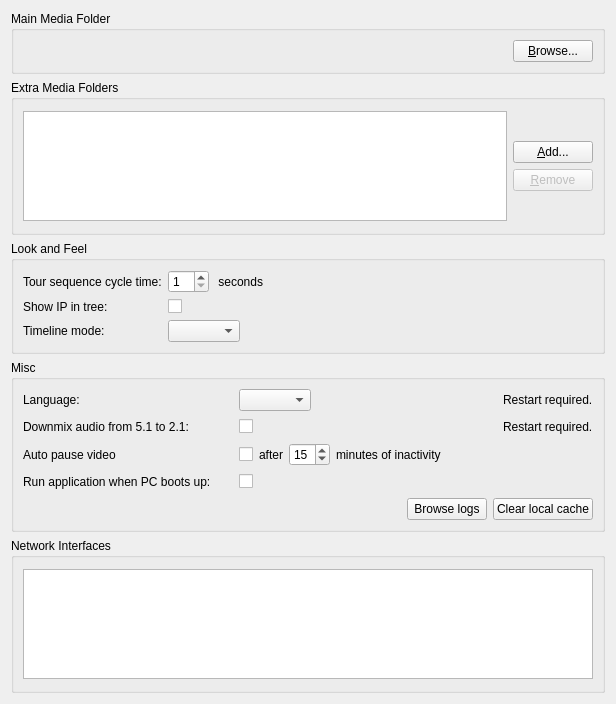
First picture: the form in client/src/ui/widgets/settings/general_preferences_widget.ui, repository networkoptix/nx_open, before the edit.
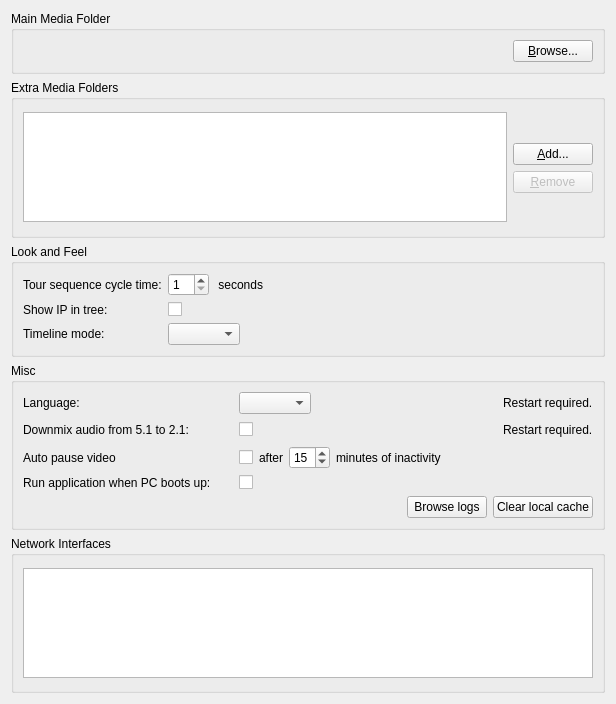
Second picture: the form after the edit.

Commit message:
refs #2663: Use form layout in "Misc" section of system settings
<==== Mercurial data ====>
Branch: master

```diff
--- a/client/src/ui/widgets/settings/general_preferences_widget.ui
+++ b/client/src/ui/widgets/settings/general_preferences_widget.ui
@@ -128,9 +128,16 @@
       <property name="fieldGrowthPolicy">
        <enum>QFormLayout::AllNonFixedFieldsGrow</enum>
       </property>
-      <property name="verticalSpacing">
-       <number>6</number>
-      </property>
+      <item row="0" column="0">
+       <widget class="QLabel" name="tourCycleTimeLabel">
+        <property name="text">
+         <string>Tour sequence cycle time:</string>
+        </property>
+        <property name="buddy">
+         <cstring>tourCycleTimeSpinBox</cstring>
+        </property>
+       </widget>
+      </item>
       <item row="0" column="1">
        <layout class="QHBoxLayout" name="horizontalLayout_4" stretch="0,1">
         <item>
@@ -149,16 +156,6 @@
         </item>
        </layout>
       </item>
-      <item row="0" column="0">
-       <widget class="QLabel" name="tourCycleTimeLabel">
-        <property name="text">
-         <string>Tour sequence cycle time:</string>
-        </property>
-        <property name="buddy">
-         <cstring>tourCycleTimeSpinBox</cstring>
-        </property>
-       </widget>
-      </item>
       <item row="1" column="0">
        <widget class="QLabel" name="showIpInTreeLabel">
         <property name="text">
@@ -211,10 +208,11 @@
      <property name="title">
       <string>Misc</string>
      </property>
-     <layout class="QVBoxLayout" name="verticalLayout_4">
-      <item>
-       <layout class="QHBoxLayout" name="horizontalLayout_7">
-        <item>
+     <layout class="QFormLayout" name="formLayout_2">
+      <property name="fieldGrowthPolicy">
+       <enum>QFormLayout::AllNonFixedFieldsGrow</enum>
+      </property>
+      <item row="0" column="0">
          <widget class="QLabel" name="languageLabel">
           <property name="sizePolicy">
            <sizepolicy hsizetype="Preferred" vsizetype="Preferred">
@@ -236,6 +234,8 @@
           </property>
          </widget>
         </item>
+      <item row="0" column="1">
+       <layout class="QHBoxLayout" name="horizontalLayout_7">
         <item>
          <widget class="QComboBox" name="languageComboBox"/>
         </item>
@@ -261,9 +261,7 @@
         </item>
        </layout>
       </item>
-      <item>
-       <layout class="QHBoxLayout" name="horizontalLayout_8">
-        <item>
+      <item row="1" column="0">
          <widget class="QLabel" name="label_4">
           <property name="sizePolicy">
            <sizepolicy hsizetype="Fixed" vsizetype="Preferred">
@@ -282,6 +280,8 @@
           </property>
          </widget>
         </item>
+      <item row="1" column="1">
+       <layout class="QHBoxLayout" name="horizontalLayout_8">
         <item>
          <widget class="QCheckBox" name="downmixAudioCheckBox">
           <property name="text">
@@ -311,9 +311,7 @@
         </item>
        </layout>
       </item>
-      <item>
-       <layout class="QHBoxLayout" name="pauseOnInactivityLayout">
-        <item>
+      <item row="2" column="0">
          <widget class="QLabel" name="pauseOnInactivityLabel">
           <property name="minimumSize">
            <size>
@@ -326,6 +324,8 @@
           </property>
          </widget>
         </item>
+      <item row="2" column="1">
+       <layout class="QHBoxLayout" name="pauseOnInactivityLayout">
         <item>
          <widget class="QCheckBox" name="pauseOnInactivityCheckBox">
           <property name="text">
@@ -393,50 +393,7 @@
         </item>
        </layout>
       </item>
-      <item>
-       <layout class="QHBoxLayout" name="horizontalLayout_10">
-        <item>
-         <widget class="QLabel" name="autoStartLabel">
-          <property name="sizePolicy">
-           <sizepolicy hsizetype="Fixed" vsizetype="Preferred">
-            <horstretch>0</horstretch>
-            <verstretch>0</verstretch>
-           </sizepolicy>
-          </property>
-          <property name="minimumSize">
-           <size>
-            <width>210</width>
-            <height>0</height>
-           </size>
-          </property>
-          <property name="text">
-           <string>Run application when PC boots up:</string>
-          </property>
-         </widget>
-        </item>
-        <item>
-         <widget class="QCheckBox" name="autoStartCheckBox">
-          <property name="text">
-           <string/>
-          </property>
-         </widget>
-        </item>
-        <item>
-         <spacer name="horizontalSpacer_6">
-          <property name="orientation">
-           <enum>Qt::Horizontal</enum>
-          </property>
-          <property name="sizeHint" stdset="0">
-           <size>
-            <width>40</width>
-            <height>20</height>
-           </size>
-          </property>
-         </spacer>
-        </item>
-       </layout>
-      </item>
-      <item>
+      <item row="6" column="0" colspan="2">
        <layout class="QHBoxLayout" name="horizontalLayout">
         <item>
          <spacer name="horizontalSpacer_2">
@@ -473,6 +430,32 @@
         </item>
        </layout>
       </item>
+      <item row="3" column="0">
+       <widget class="QLabel" name="autoStartLabel">
+        <property name="sizePolicy">
+         <sizepolicy hsizetype="Fixed" vsizetype="Preferred">
+          <horstretch>0</horstretch>
+          <verstretch>0</verstretch>
+         </sizepolicy>
+        </property>
+        <property name="minimumSize">
+         <size>
+          <width>210</width>
+          <height>0</height>
+         </size>
+        </property>
+        <property name="text">
+         <string>Run application when PC boots up:</string>
+        </property>
+       </widget>
+      </item>
+      <item row="3" column="1">
+       <widget class="QCheckBox" name="autoStartCheckBox">
+        <property name="text">
+         <string/>
+        </property>
+       </widget>
+      </item>
      </layout>
     </widget>
    </item>
```
Lines whose indentation alone changed are shown as unchanged.
